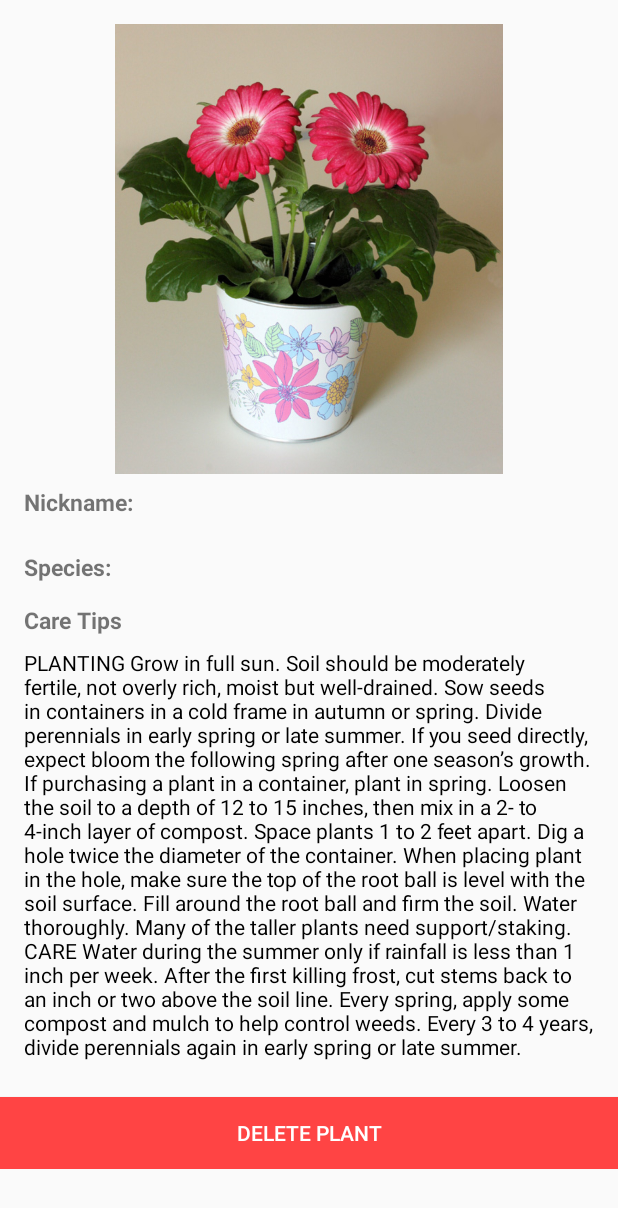
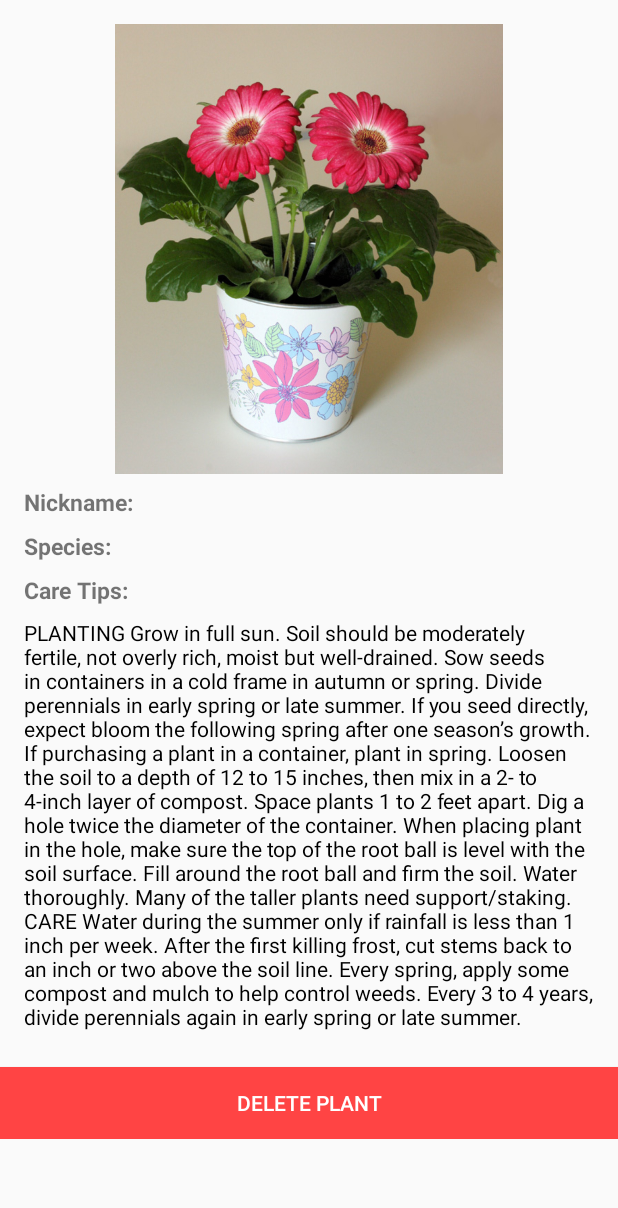
Before and after one commit to iskandergaba/Botanist, an Android app: the layout content_profile.xml on its own in the app's theme, with its tools: preview values and no code run, on a phone screen of 412 x 824 dp. Shown: the top 1208 px of the screen. Run offline under Robolectric (Android 15) with nearby library versions, the phone set to English and light mode, and no system bars.

Commit message:
Minor visual improvements to the ProfileActivity layout

```diff
--- a/app/src/main/res/layout-v21/content_profile.xml
+++ b/app/src/main/res/layout-v21/content_profile.xml
@@ -34,8 +34,7 @@
             <LinearLayout
                 android:layout_width="match_parent"
                 android:layout_height="wrap_content"
-                android:paddingTop="8dp"
-                android:paddingBottom="8dp">
+                android:paddingTop="8dp">
 
                 <TextView
                     android:layout_width="wrap_content"
@@ -50,15 +49,13 @@
                     android:id="@+id/plant_nickname"
                     android:paddingLeft="8dp"
                     android:paddingRight="8dp"
-                    android:paddingBottom="8dp"
                     android:textColor="@android:color/black" />
             </LinearLayout>
 
             <LinearLayout
                 android:layout_width="match_parent"
                 android:layout_height="wrap_content"
-                android:paddingTop="8dp"
-                android:paddingBottom="8dp">
+                android:paddingTop="8dp">
 
                 <TextView
                     android:layout_width="wrap_content"
@@ -73,14 +70,14 @@
                     android:id="@+id/plant_species"
                     android:paddingLeft="8dp"
                     android:paddingRight="8dp"
-                    android:paddingBottom="8dp"
                     android:textColor="@android:color/black" />
             </LinearLayout>
 
             <TextView
                 android:layout_width="wrap_content"
                 android:layout_height="wrap_content"
-                android:text="Care Tips"
+                android:paddingTop="8dp"
+                android:text="Care Tips:"
                 android:id="@+id/title_care_tips"
                 android:layout_weight="1"
                 android:textSize="15sp"
@@ -96,6 +93,7 @@
                 android:textColor="@android:color/black"/>
 
         </LinearLayout>
+
         <Button
             android:text="Delete Plant"
             android:layout_width="match_parent"
--- a/app/src/main/res/layout/content_profile.xml
+++ b/app/src/main/res/layout/content_profile.xml
@@ -27,14 +27,13 @@
                 android:layout_gravity="center_horizontal|bottom"
                 app:srcCompat="@drawable/flowey"
                 android:id="@+id/plant_picture"
-                android:layout_weight="1"/>
+                android:layout_weight="1" />
 
 
             <LinearLayout
                 android:layout_width="match_parent"
                 android:layout_height="wrap_content"
-                android:paddingTop="8dp"
-                android:paddingBottom="8dp">
+                android:paddingTop="8dp">
 
                 <TextView
                     android:layout_width="wrap_content"
@@ -49,15 +48,13 @@
                     android:id="@+id/plant_nickname"
                     android:paddingLeft="8dp"
                     android:paddingRight="8dp"
-                    android:paddingBottom="8dp"
                     android:textColor="@android:color/black" />
             </LinearLayout>
 
             <LinearLayout
                 android:layout_width="match_parent"
                 android:layout_height="wrap_content"
-                android:paddingTop="8dp"
-                android:paddingBottom="8dp">
+                android:paddingTop="8dp">
 
                 <TextView
                     android:layout_width="wrap_content"
@@ -72,14 +69,14 @@
                     android:id="@+id/plant_species"
                     android:paddingLeft="8dp"
                     android:paddingRight="8dp"
-                    android:paddingBottom="8dp"
                     android:textColor="@android:color/black" />
             </LinearLayout>
 
             <TextView
                 android:layout_width="wrap_content"
                 android:layout_height="wrap_content"
-                android:text="Care Tips"
+                android:paddingTop="8dp"
+                android:text="Care Tips:"
                 android:id="@+id/title_care_tips"
                 android:layout_weight="1"
                 android:textSize="15sp"
@@ -95,6 +92,7 @@
                 android:textColor="@android:color/black"/>
 
         </LinearLayout>
+
         <Button
             android:text="Delete Plant"
             android:layout_width="match_parent"
```
